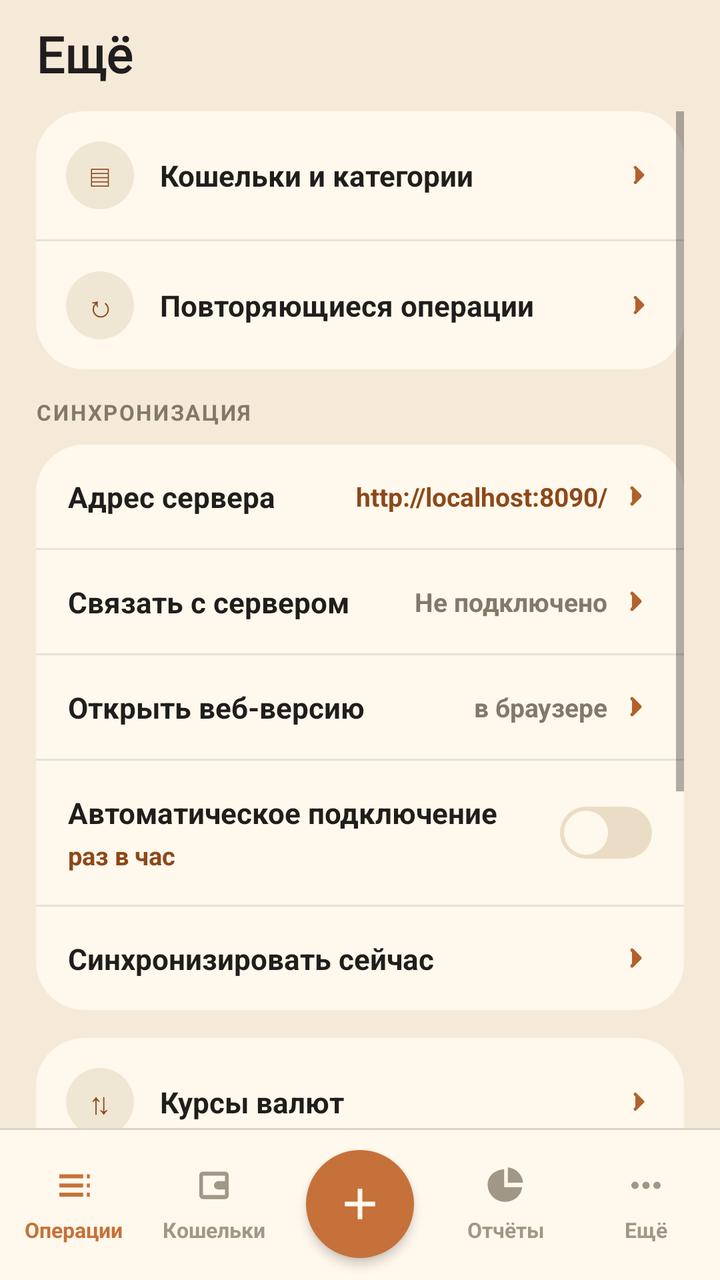
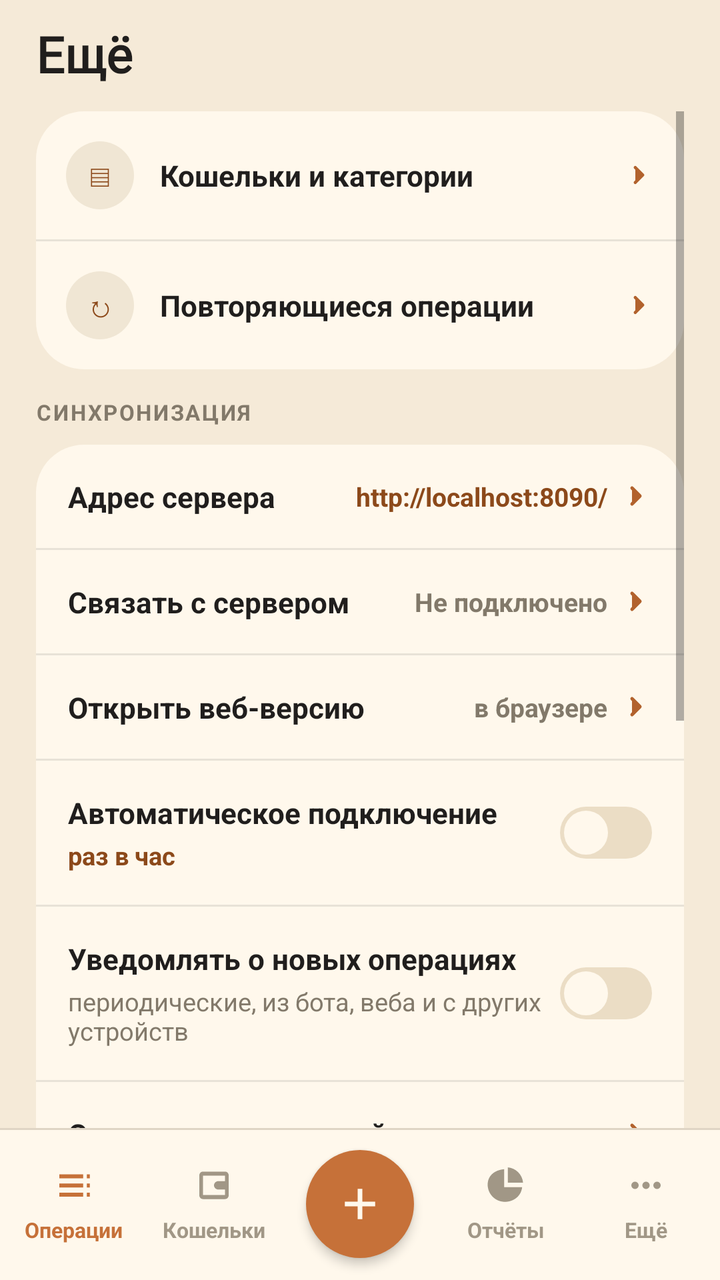

The first picture is an Android layout as it rendered before a commit; the second is the same layout after the commit. The layout source and the unified diff follow.
<!-- AndroidManifest.xml: activity theme AppTheme.NoActionBar -->
<!-- res/layout/activity_more.xml -->
<?xml version="1.0" encoding="utf-8"?>
<RelativeLayout xmlns:android="http://schemas.android.com/apk/res/android"
    android:layout_width="match_parent"
    android:layout_height="match_parent"
    android:background="@color/colorBackground">

    <TextView
        android:id="@+id/title"
        android:layout_width="match_parent"
        android:layout_height="wrap_content"
        android:paddingLeft="18dp"
        android:paddingRight="18dp"
        android:paddingTop="10dp"
        android:paddingBottom="12dp"
        android:text="Ещё"
        android:textSize="25sp"
        android:textStyle="bold"
        android:fontFamily="@font/caprasimo"
        android:textColor="@color/colorTextPrimary"/>

    <ScrollView
        android:layout_width="match_parent"
        android:layout_height="wrap_content"
        android:layout_below="@id/title"
        android:layout_above="@id/bottomNav"
        android:paddingLeft="18dp"
        android:paddingRight="18dp">

        <LinearLayout
            android:layout_width="match_parent"
            android:layout_height="wrap_content"
            android:orientation="vertical"
            android:paddingBottom="24dp">

            <LinearLayout
                android:id="@+id/rowAccountsCard"
                android:layout_width="match_parent"
                android:layout_height="wrap_content"
                android:orientation="vertical"
                android:background="@drawable/bg_card"
                android:layout_marginBottom="14dp">

                <LinearLayout android:id="@+id/rowAccounts" style="@style/MoreRow" android:onClick="onMoreAccounts">
                    <TextView style="@style/MoreRowGlyph" android:text="▤"/>
                    <TextView style="@style/MoreRowLabel" android:text="Кошельки и категории"/>
                    <ImageView style="@style/MoreRowChevron"/>
                </LinearLayout>
                <View style="@style/MoreRowDivider"/>

                <LinearLayout android:id="@+id/rowRecurring" style="@style/MoreRow" android:onClick="onMoreRecurring">
                    <TextView style="@style/MoreRowGlyph" android:text="↻"/>
                    <TextView style="@style/MoreRowLabel" android:text="Повторяющиеся операции"/>
                    <ImageView style="@style/MoreRowChevron"/>
                </LinearLayout>
            </LinearLayout>

            
            <TextView style="@style/SettingsGroupLabel" android:text="СИНХРОНИЗАЦИЯ"/>
            <LinearLayout
                android:layout_width="match_parent"
                android:layout_height="wrap_content"
                android:orientation="vertical"
                android:background="@drawable/bg_card"
                android:layout_marginBottom="14dp">

                <LinearLayout
                    android:id="@+id/rowServerUrl"
                    android:layout_width="match_parent"
                    android:layout_height="wrap_content"
                    android:orientation="horizontal"
                    android:gravity="center_vertical"
                    android:padding="16dp"
                    android:onClick="onPickServerUrl">

                    <TextView
                        android:layout_width="0dp"
                        android:layout_height="wrap_content"
                        android:layout_weight="1"
                        android:text="Адрес сервера"
                        android:textSize="14.5sp"
                        android:textStyle="bold"
                        android:textColor="@color/colorTextPrimary"/>

                    <TextView
                        android:id="@+id/serverUrlValue"
                        android:layout_width="wrap_content"
                        android:layout_height="wrap_content"
                        android:text="http://localhost:8090/"
                        android:textSize="13sp"
                        android:textStyle="bold"
                        android:textColor="@color/colorexpanse"
                        android:layout_marginEnd="6dp"/>

                    <ImageView
                        android:layout_width="16dp"
                        android:layout_height="16dp"
                        android:src="@drawable/ic_chevron_right"/>
                </LinearLayout>

                <View style="@style/MoreRowDivider"/>

                <LinearLayout
                    android:id="@+id/rowLinkServer"
                    android:layout_width="match_parent"
                    android:layout_height="wrap_content"
                    android:orientation="horizontal"
                    android:gravity="center_vertical"
                    android:padding="16dp"
                    android:onClick="onLinkServer">

                    <TextView
                        android:layout_width="0dp"
                        android:layout_height="wrap_content"
                        android:layout_weight="1"
                        android:text="Связать с сервером"
                        android:textSize="14.5sp"
                        android:textStyle="bold"
                        android:textColor="@color/colorTextPrimary"/>

                    <TextView
                        android:id="@+id/linkStatusValue"
                        android:layout_width="wrap_content"
                        android:layout_height="wrap_content"
                        android:text="Не подключено"
                        android:textSize="13sp"
                        android:textStyle="bold"
                        android:textColor="@color/colorTextSecondary"
                        android:layout_marginEnd="6dp"/>

                    <ImageView
                        android:layout_width="16dp"
                        android:layout_height="16dp"
                        android:src="@drawable/ic_chevron_right"/>
                </LinearLayout>

                <View style="@style/MoreRowDivider"/>

                
                <LinearLayout
                    android:id="@+id/rowOpenWeb"
                    android:layout_width="match_parent"
                    android:layout_height="wrap_content"
                    android:orientation="horizontal"
                    android:gravity="center_vertical"
                    android:padding="16dp"
                    android:onClick="onOpenWeb">

                    <TextView
                        android:layout_width="0dp"
                        android:layout_height="wrap_content"
                        android:layout_weight="1"
                        android:text="Открыть веб-версию"
                        android:textSize="14.5sp"
                        android:textStyle="bold"
                        android:textColor="@color/colorTextPrimary"/>

                    <TextView
                        android:layout_width="wrap_content"
                        android:layout_height="wrap_content"
                        android:text="в браузере"
                        android:textSize="13sp"
                        android:textStyle="bold"
                        android:textColor="@color/colorTextSecondary"
                        android:layout_marginEnd="6dp"/>

                    <ImageView
                        android:layout_width="16dp"
                        android:layout_height="16dp"
                        android:src="@drawable/ic_chevron_right"/>
                </LinearLayout>

                <View style="@style/MoreRowDivider"/>

                <LinearLayout
                    android:layout_width="match_parent"
                    android:layout_height="wrap_content"
                    android:orientation="horizontal"
                    android:gravity="center_vertical"
                    android:padding="16dp">

                    <LinearLayout
                        android:layout_width="0dp"
                        android:layout_height="wrap_content"
                        android:layout_weight="1"
                        android:orientation="vertical">

                        <TextView
                            android:layout_width="wrap_content"
                            android:layout_height="wrap_content"
                            android:text="Автоматическое подключение"
                            android:textSize="14.5sp"
                            android:textStyle="bold"
                            android:textColor="@color/colorTextPrimary"/>

                        <TextView
                            android:id="@+id/rowAutoConnectInterval"
                            android:layout_width="wrap_content"
                            android:layout_height="wrap_content"
                            android:layout_marginTop="3dp"
                            android:text="раз в час"
                            android:textSize="12.5sp"
                            android:textStyle="bold"
                            android:textColor="@color/colorexpanse"
                            android:onClick="onPickAutoConnectInterval"/>
                    </LinearLayout>

                    <FrameLayout
                        android:id="@+id/switchAutoConnect"
                        android:layout_width="46dp"
                        android:layout_height="26dp"
                        android:background="@drawable/bg_switch_off"
                        android:onClick="onToggleAutoConnect">
                        <View
                            android:id="@+id/switchAutoConnectThumb"
                            android:layout_width="22dp"
                            android:layout_height="22dp"
                            android:layout_margin="2dp"
                            android:background="@drawable/bg_switch_thumb"/>
                    </FrameLayout>
                </LinearLayout>

                <View style="@style/MoreRowDivider"/>

                <LinearLayout
                    android:id="@+id/rowSyncNow"
                    android:layout_width="match_parent"
                    android:layout_height="wrap_content"
                    android:orientation="horizontal"
                    android:gravity="center_vertical"
                    android:padding="16dp"
                    android:onClick="onSyncNow">

                    <TextView
                        android:layout_width="0dp"
                        android:layout_height="wrap_content"
                        android:layout_weight="1"
                        android:text="Синхронизировать сейчас"
                        android:textSize="14.5sp"
                        android:textStyle="bold"
                        android:textColor="@color/colorTextPrimary"/>

                    <TextView
                        android:id="@+id/syncNowStatus"
                        android:layout_width="wrap_content"
                        android:layout_height="wrap_content"
                        android:text=""
                        android:textSize="13sp"
                        android:textStyle="bold"
                        android:textColor="@color/colorTextSecondary"
                        android:layout_marginEnd="6dp"/>

                    <ImageView
                        android:layout_width="16dp"
                        android:layout_height="16dp"
                        android:src="@drawable/ic_chevron_right"/>
                </LinearLayout>
            </LinearLayout>

            <LinearLayout
                android:id="@+id/moreList"
                android:layout_width="match_parent"
                android:layout_height="wrap_content"
                android:orientation="vertical"
                android:background="@drawable/bg_card"
                android:layout_marginBottom="14dp">

                
                <LinearLayout android:id="@+id/rowRates" style="@style/MoreRow" android:onClick="onMoreRates">
                    <TextView style="@style/MoreRowGlyph" android:text="⇅"/>
                    <TextView style="@style/MoreRowLabel" android:text="Курсы валют"/>
                    <ImageView style="@style/MoreRowChevron"/>
                </LinearLayout>
                <View style="@style/MoreRowDivider"/>

                <LinearLayout android:id="@+id/rowIcons" style="@style/MoreRow" android:onClick="onMoreIcons">
                    <TextView style="@style/MoreRowGlyph" android:text="▦"/>
                    <TextView style="@style/MoreRowLabel" android:text="Иконки и категории"/>
                    <ImageView style="@style/MoreRowChevron"/>
                </LinearLayout>
                <View style="@style/MoreRowDivider"/>

                <LinearLayout android:id="@+id/rowImport" style="@style/MoreRow" android:onClick="onMoreImport">
                    <TextView style="@style/MoreRowGlyph" android:text="↧"/>
                    <TextView style="@style/MoreRowLabel" android:text="Импорт из файла"/>
                    <ImageView style="@style/MoreRowChevron"/>
                </LinearLayout>
                <View style="@style/MoreRowDivider"/>

                <LinearLayout android:id="@+id/rowSettings" style="@style/MoreRow" android:onClick="onMoreSettings">
                    <TextView style="@style/MoreRowGlyph" android:text="⛭"/>
                    <TextView style="@style/MoreRowLabel" android:text="Настройки"/>
                    <ImageView style="@style/MoreRowChevron"/>
                </LinearLayout>
            </LinearLayout>
        </LinearLayout>
    </ScrollView>

    <include android:id="@+id/bottomNav" layout="@layout/view_bottom_nav"/>
</RelativeLayout>
<!-- res/layout/view_bottom_nav.xml (included above) -->
<?xml version="1.0" encoding="utf-8"?>
<FrameLayout xmlns:android="http://schemas.android.com/apk/res/android"
    android:id="@+id/bottomNav"
    android:layout_width="match_parent"
    android:layout_height="76dp"
    android:layout_alignParentBottom="true"
    android:layout_gravity="bottom"
    android:background="@drawable/bg_bottom_nav"
    android:elevation="8dp">

    <LinearLayout
        android:layout_width="match_parent"
        android:layout_height="match_parent"
        android:orientation="horizontal"
        android:paddingLeft="2dp"
        android:paddingRight="2dp">

        <LinearLayout
            android:id="@+id/navOps"
            android:layout_width="0dp"
            android:layout_height="match_parent"
            android:layout_weight="1"
            android:background="@drawable/bg_nav_tab"
            android:clickable="true"
            android:focusable="true"
            android:gravity="center"
            android:orientation="vertical"
            android:onClick="navOperations">

            <ImageView
                android:layout_width="22dp"
                android:layout_height="22dp"
                android:src="@drawable/ic_nav_ops"
                android:tint="@color/colorPrimary"/>

            <TextView
                android:layout_width="wrap_content"
                android:layout_height="wrap_content"
                android:layout_marginTop="4dp"
                android:text="Операции"
                android:textSize="10.5sp"
                android:textStyle="bold"
                android:textColor="@color/colorPrimary"/>
        </LinearLayout>

        <LinearLayout
            android:id="@+id/navWallets"
            android:layout_width="0dp"
            android:layout_height="match_parent"
            android:layout_weight="1"
            android:background="@drawable/bg_nav_tab"
            android:clickable="true"
            android:focusable="true"
            android:gravity="center"
            android:orientation="vertical"
            android:onClick="navWallets">

            <ImageView
                android:layout_width="22dp"
                android:layout_height="22dp"
                android:src="@drawable/ic_nav_wallets"
                android:tint="@color/colorTextHint"/>

            <TextView
                android:layout_width="wrap_content"
                android:layout_height="wrap_content"
                android:layout_marginTop="4dp"
                android:text="Кошельки"
                android:textSize="10.5sp"
                android:textStyle="bold"
                android:textColor="@color/colorTextHint"/>
        </LinearLayout>

        
        <View
            android:layout_width="76dp"
            android:layout_height="match_parent"/>

        <LinearLayout
            android:id="@+id/navReport"
            android:layout_width="0dp"
            android:layout_height="match_parent"
            android:layout_weight="1"
            android:background="@drawable/bg_nav_tab"
            android:clickable="true"
            android:focusable="true"
            android:gravity="center"
            android:orientation="vertical"
            android:onClick="navReport">

            <ImageView
                android:layout_width="22dp"
                android:layout_height="22dp"
                android:src="@drawable/ic_nav_report"
                android:tint="@color/colorTextHint"/>

            <TextView
                android:layout_width="wrap_content"
                android:layout_height="wrap_content"
                android:layout_marginTop="4dp"
                android:text="Отчёты"
                android:textSize="10.5sp"
                android:textStyle="bold"
                android:textColor="@color/colorTextHint"/>
        </LinearLayout>

        <LinearLayout
            android:id="@+id/navMore"
            android:layout_width="0dp"
            android:layout_height="match_parent"
            android:layout_weight="1"
            android:background="@drawable/bg_nav_tab"
            android:clickable="true"
            android:focusable="true"
            android:gravity="center"
            android:orientation="vertical"
            android:onClick="navMore">

            <ImageView
                android:layout_width="22dp"
                android:layout_height="22dp"
                android:src="@drawable/ic_nav_more"
                android:tint="@color/colorTextHint"/>

            <TextView
                android:layout_width="wrap_content"
                android:layout_height="wrap_content"
                android:layout_marginTop="4dp"
                android:text="Ещё"
                android:textSize="10.5sp"
                android:textStyle="bold"
                android:textColor="@color/colorTextHint"/>
        </LinearLayout>

    </LinearLayout>

    
    <ImageButton
        android:id="@+id/btnAddTran"
        android:layout_width="54dp"
        android:layout_height="54dp"
        android:layout_gravity="center_horizontal|bottom"
        android:layout_marginBottom="11dp"
        android:background="@drawable/bg_nav_add"
        android:contentDescription="Добавить операцию"
        android:elevation="3dp"
        android:padding="14dp"
        android:scaleType="fitCenter"
        android:src="@drawable/ic_nav_add"
        android:tint="@color/colorSurface"
        android:onClick="btnOperationAdd"/>

</FrameLayout>
<!-- resources referenced by this layout -->
<resources>
  <color name="colorBackground">#F5EAD8</color>
  <color name="colorPrimary">#C67139</color>
  <color name="colorSurface">#FFF8EC</color>
  <color name="colorTextHint">#A19786</color>
  <color name="colorTextPrimary">#201E1D</color>
  <color name="colorTextSecondary">#82796A</color>
  <color name="colorexpanse">#8C491A</color>
  <!-- drawable bg_card (drawable) -->
  <?xml version="1.0" encoding="utf-8"?>
  <shape xmlns:android="http://schemas.android.com/apk/res/android">
      <solid android:color="@color/colorSurface"/>
      <corners android:radius="24dp"/>
  </shape>
  <!-- drawable bg_nav_add (drawable) -->
  <?xml version="1.0" encoding="utf-8"?>
  <ripple xmlns:android="http://schemas.android.com/apk/res/android"
      android:color="@color/colorPrimaryDark">
      <item>
          <shape android:shape="oval">
              <solid android:color="@color/colorPrimary"/>
          </shape>
      </item>
  </ripple>
  <!-- drawable bg_nav_tab (drawable) -->
  <?xml version="1.0" encoding="utf-8"?>
  <ripple xmlns:android="http://schemas.android.com/apk/res/android"
      android:color="@color/colorSurfaceAlt">
      <item android:drawable="@android:color/transparent"/>
  </ripple>
  <!-- drawable bg_switch_off (drawable) -->
  <?xml version="1.0" encoding="utf-8"?>
  <shape xmlns:android="http://schemas.android.com/apk/res/android">
      <solid android:color="@color/colorSurfaceAlt"/>
      <corners android:radius="999dp"/>
  </shape>
  <!-- drawable bg_switch_thumb (drawable) -->
  <?xml version="1.0" encoding="utf-8"?>
  <shape xmlns:android="http://schemas.android.com/apk/res/android"
      android:shape="oval">
      <solid android:color="@color/colorSurface"/>
  </shape>
  <!-- drawable ic_nav_add (drawable) -->
  <?xml version="1.0" encoding="utf-8"?>
  <vector xmlns:android="http://schemas.android.com/apk/res/android"
      android:width="24dp"
      android:height="24dp"
      android:viewportWidth="24"
      android:viewportHeight="24">
      <path
          android:fillColor="#FFFFFF"
          android:pathData="M10.9,5h2.2v5.9H19v2.2h-5.9V19h-2.2v-5.9H5v-2.2h5.9z"/>
  </vector>
  <style name="MoreRow">
          <item name="android:layout_width">match_parent</item>
          <item name="android:layout_height">wrap_content</item>
          <item name="android:orientation">horizontal</item>
          <item name="android:gravity">center_vertical</item>
          <item name="android:padding">15dp</item>
          <item name="android:background">?android:attr/selectableItemBackground</item>
      </style>
  <style name="MoreRowChevron">
          <item name="android:layout_width">15dp</item>
          <item name="android:layout_height">15dp</item>
          <item name="android:src">@drawable/ic_chevron_right</item>
      </style>
  <style name="MoreRowDivider">
          <item name="android:layout_width">match_parent</item>
          <item name="android:layout_height">1dp</item>
          <item name="android:background">@color/colorDivider</item>
      </style>
  <style name="MoreRowGlyph">
          <item name="android:layout_width">34dp</item>
          <item name="android:layout_height">34dp</item>
          <item name="android:background">@drawable/bg_icon_circle</item>
          <item name="android:gravity">center</item>
          <item name="android:textSize">15sp</item>
          <item name="android:textColor">@color/colorexpanse</item>
      </style>
  <style name="AppTheme.NoActionBar">
          <item name="windowActionBar">false</item>
          <item name="windowNoTitle">true</item>
      </style>
  <color name="colorDivider">#1A201E1D</color>
  <color name="colorPrimaryDark">#B2622D</color>
  <color name="colorSurfaceAlt">#EBDDC5</color>
  <!-- drawable bg_icon_circle (drawable) -->
  <?xml version="1.0" encoding="utf-8"?>
  <shape xmlns:android="http://schemas.android.com/apk/res/android"
      android:shape="oval">
      <solid android:color="@color/colorIconCircle"/>
  </shape>
  <color name="colorIconCircle">#F0E6D4</color>
  <!-- unchanged entries left out for length: 8 -->
</resources>

<!-- the commit's change to res/layout/activity_more.xml (unified diff, before → after) -->
@@ -212,6 +212,53 @@
                         android:onClick="onToggleAutoConnect">
                         <View
                             android:id="@+id/switchAutoConnectThumb"
+                            android:layout_width="22dp"
+                            android:layout_height="22dp"
+                            android:layout_margin="2dp"
+                            android:background="@drawable/bg_switch_thumb"/>
+                    </FrameLayout>
+                </LinearLayout>
+
+                <View style="@style/MoreRowDivider"/>
+
+                
+                <LinearLayout
+                    android:layout_width="match_parent"
+                    android:layout_height="wrap_content"
+                    android:orientation="horizontal"
+                    android:gravity="center_vertical"
+                    android:padding="16dp">
+
+                    <LinearLayout
+                        android:layout_width="0dp"
+                        android:layout_height="wrap_content"
+                        android:layout_weight="1"
+                        android:orientation="vertical">
+
+                        <TextView
+                            android:layout_width="wrap_content"
+                            android:layout_height="wrap_content"
+                            android:text="Уведомлять о новых операциях"
+                            android:textSize="14.5sp"
+                            android:textStyle="bold"
+                            android:textColor="@color/colorTextPrimary"/>
+
+                        <TextView
+                            android:layout_width="wrap_content"
+                            android:layout_height="wrap_content"
+                            android:layout_marginTop="3dp"
+                            android:text="периодические, из бота, веба и с других устройств"
+                            android:textSize="12.5sp"
+                            android:textColor="@color/colorTextSecondary"/>
+                    </LinearLayout>
+
+                    <FrameLayout
+                        android:id="@+id/switchNotifyNewOperations"
+                        android:layout_width="46dp"
+                        android:layout_height="26dp"
+                        android:background="@drawable/bg_switch_off"
+                        android:onClick="onToggleNotifyNewOperations">
+                        <View
                             android:layout_width="22dp"
                             android:layout_height="22dp"
                             android:layout_margin="2dp"
